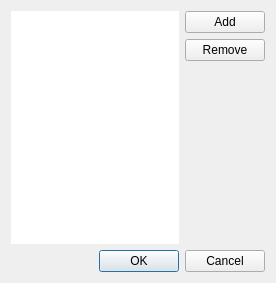
Old version of the form qtomweather/qtsetting/settingstations.ui in the repository Meecast/meecast.
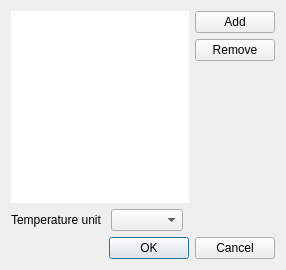
New version of the form.

Commit message: added temperature unit to setting dialog

Diff of the .ui file:
```diff
--- a/qtomweather/qtsetting/settingstations.ui
+++ b/qtomweather/qtsetting/settingstations.ui
@@ -6,8 +6,8 @@
    <rect>
     <x>0</x>
     <y>0</y>
-    <width>276</width>
-    <height>283</height>
+    <width>286</width>
+    <height>270</height>
    </rect>
   </property>
   <property name="windowTitle">
@@ -15,7 +15,7 @@
   </property>
   <layout class="QVBoxLayout" name="verticalLayout_2">
    <item>
-    <layout class="QHBoxLayout" name="horizontalLayout">
+    <layout class="QHBoxLayout" name="horizontalLayout_2">
      <item>
       <widget class="QListWidget" name="listWidget">
        <property name="frameShape">
@@ -56,6 +56,33 @@
      </item>
     </layout>
    </item>
+   <item>
+    <layout class="QHBoxLayout" name="horizontalLayout">
+     <item>
+      <widget class="QLabel" name="label">
+       <property name="text">
+        <string>Temperature unit </string>
+       </property>
+      </widget>
+     </item>
+     <item>
+      <widget class="QComboBox" name="temperatureCombo"/>
+     </item>
+     <item>
+      <spacer name="horizontalSpacer">
+       <property name="orientation">
+        <enum>Qt::Horizontal</enum>
+       </property>
+       <property name="sizeHint" stdset="0">
+        <size>
+         <width>40</width>
+         <height>20</height>
+        </size>
+       </property>
+      </spacer>
+     </item>
+    </layout>
+   </item>
    <item>
     <widget class="QDialogButtonBox" name="buttonBox">
      <property name="orientation">
```
Left out of the diff: 5 changed lines with no effect on the pictures. The commit also changes 5 other files.
